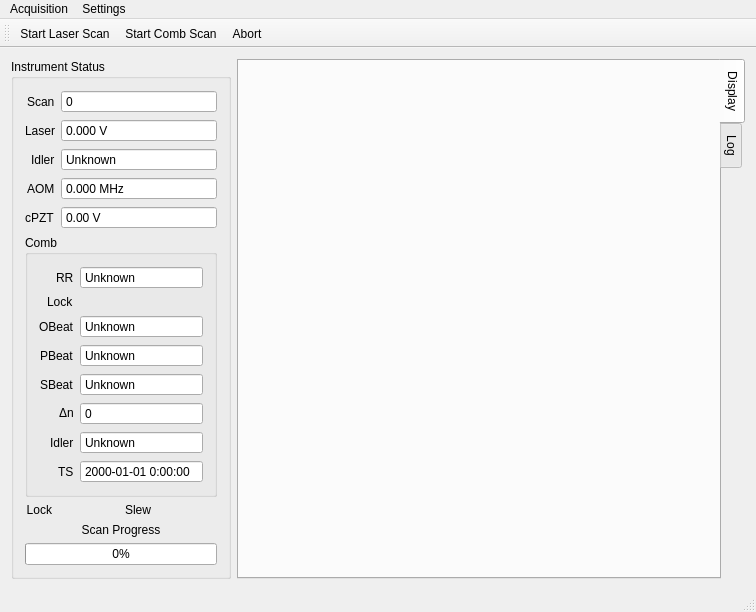
Before: the Qt Designer form mainwindow.ui in kncrabtree/nicerohms, drawn with Qt 5.
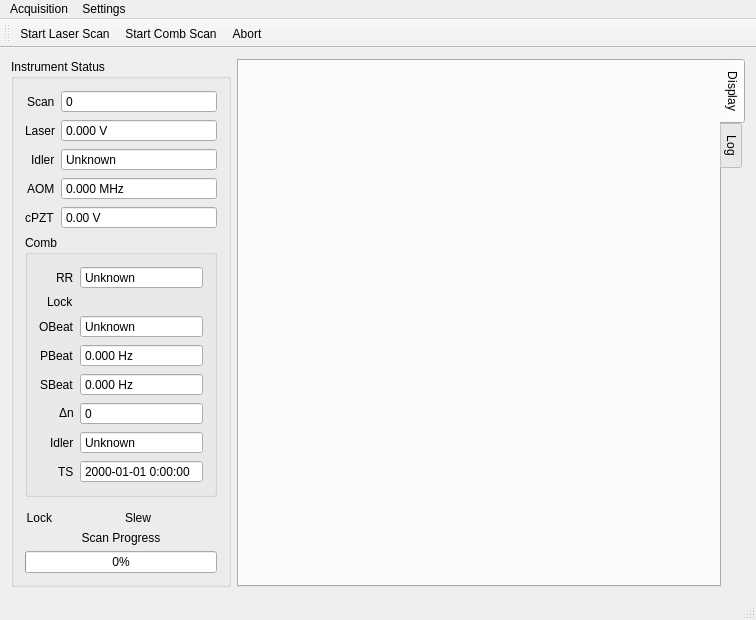
After: the same form once the commit is applied. Icons and pictures are not drawn. Custom widgets are drawn as their Qt base class.

Commit message: Fixed negative beats not showing on UI

The edit to the form file:
```diff
--- a/mainwindow.ui
+++ b/mainwindow.ui
@@ -7,7 +7,7 @@
     <x>0</x>
     <y>0</y>
     <width>756</width>
-    <height>586</height>
+    <height>620</height>
    </rect>
   </property>
   <property name="windowTitle">
@@ -262,6 +262,9 @@
             <property name="decimals">
              <number>3</number>
             </property>
+            <property name="minimum">
+             <double>-100000000.000000000000000</double>
+            </property>
             <property name="maximum">
              <double>100000000.000000000000000</double>
             </property>
@@ -291,6 +294,9 @@
             <property name="decimals">
              <number>3</number>
             </property>
+            <property name="minimum">
+             <double>-100000000.000000000000000</double>
+            </property>
             <property name="maximum">
              <double>100000000.000000000000000</double>
             </property>
```
Left out of the diff: 2 changed lines with no effect on the pictures.
